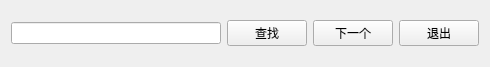
Old version of the form searchform.ui in the repository xiangu152/BIT-C-IDE.
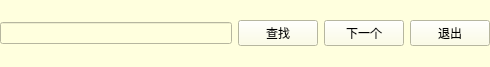
New version of the form.

What changed in the file:
```diff
--- a/searchform.ui
+++ b/searchform.ui
@@ -13,6 +13,18 @@
   <property name="windowTitle">
    <string>Form</string>
   </property>
+  <widget class="QWidget" name="widget" native="true">
+   <property name="geometry">
+    <rect>
+     <x>0</x>
+     <y>0</y>
+     <width>490</width>
+     <height>67</height>
+    </rect>
+   </property>
+   <property name="styleSheet">
+    <string notr="true">background-color:rgb(255, 255, 222)</string>
+   </property>
   <layout class="QHBoxLayout" name="horizontalLayout">
    <item>
     <widget class="QLineEdit" name="lineEdit"/>
@@ -39,6 +51,7 @@
     </widget>
    </item>
   </layout>
+  </widget>
  </widget>
  <resources/>
  <connections/>
```
Lines whose indentation alone changed are shown as unchanged.
